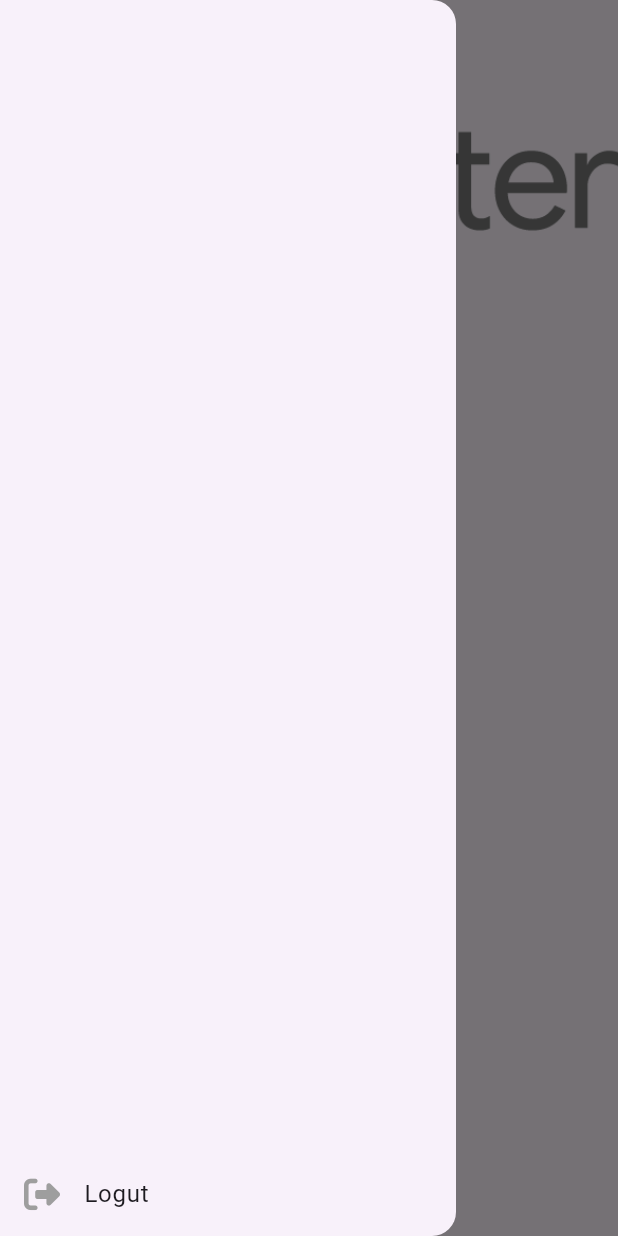
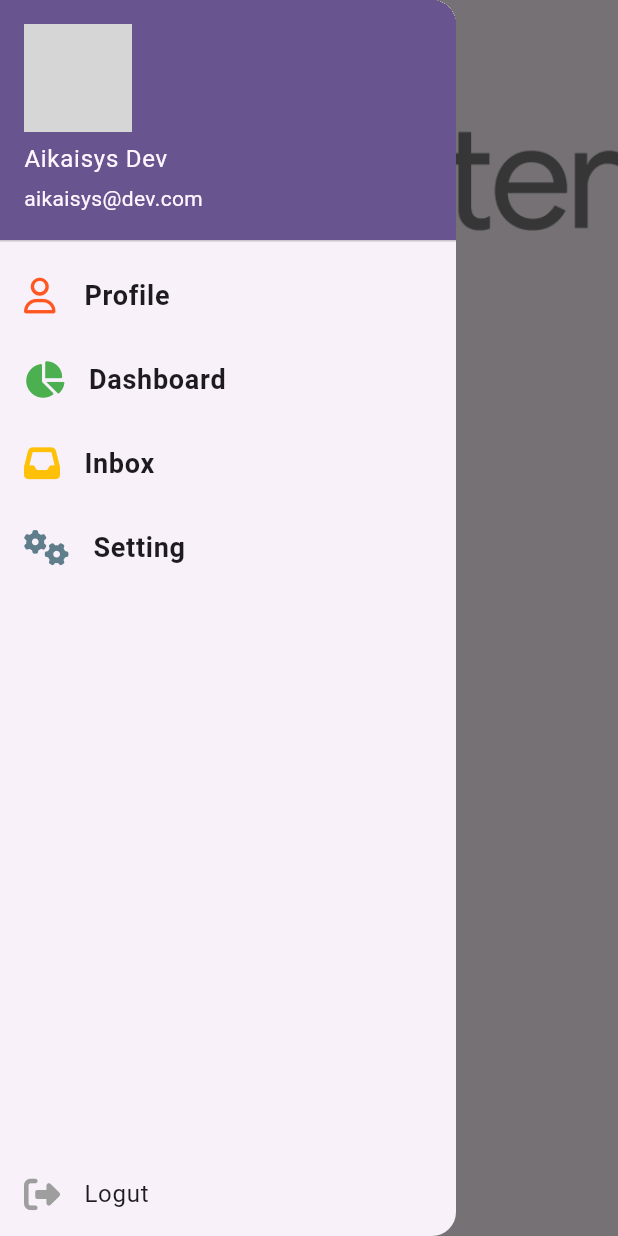
Before and after one commit to DevAiKaiSys/CMDev_Flutter, a Flutter app: the HomePage screen opened by its route, with the side drawer open, on a phone screen of 412 x 824 dp. Run offline on Flutter 3.47's test engine with Material 3 defaults, Android fonts, the phone set to English and light mode, and no system bars; our stand-ins replace another_flushbar, font_awesome_flutter, shared_preferences; accounts and stored records are empty; network calls fail; grey boxes are pictures that could not be loaded.

Commit message:
add menu in drawer

```diff
--- a/Workshops/mystock_carch/lib/configs/route.dart
+++ b/Workshops/mystock_carch/lib/configs/route.dart
@@ -12,5 +12,6 @@ class Route {
   static final Map<String, WidgetBuilder> _route = {
     home: (context) => const HomePage(),
     login: (context) => const LoginPage(),
+    dashboard: (context) => const DashBoardPage(),
   };
 }
--- /dev/null
+++ b/Workshops/mystock_carch/lib/presentation/pages/dashboard/dashboard_page.dart
@@ -0,0 +1,20 @@
+import 'package:flutter/material.dart';
+
+class DashBoardPage extends StatelessWidget {
+  const DashBoardPage({super.key});
+
+  @override
+  Widget build(BuildContext context) {
+    return Scaffold(
+      appBar: AppBar(
+        title: const Text('DashBoard'),
+        centerTitle: false,
+      ),
+      body: const Center(
+        child: FlutterLogo(
+          size: 150,
+        ),
+      ),
+    );
+  }
+}
--- a/Workshops/mystock_carch/lib/presentation/pages/home/widgets/custom_drawer.dart
+++ b/Workshops/mystock_carch/lib/presentation/pages/home/widgets/custom_drawer.dart
@@ -2,6 +2,7 @@ import 'package:flutter/material.dart';
 import 'package:font_awesome_flutter/font_awesome_flutter.dart';
 import 'package:mystock_carch/configs/route.dart' as custom_route;
 import 'package:mystock_carch/constants/setting.dart';
+import 'package:mystock_carch/presentation/viewmodels/menu_view_model.dart';
 import 'package:shared_preferences/shared_preferences.dart';
 
 class CustomDrawer extends StatefulWidget {
@@ -17,6 +18,8 @@ class _CustomDrawerState extends State<CustomDrawer> {
     return Drawer(
       child: Column(
         children: [
+          _buildProfile(),
+          ..._buildMainMenu(),
           const Spacer(),
           ListTile(
             leading: const FaIcon(
@@ -72,4 +75,37 @@ class _CustomDrawerState extends State<CustomDrawer> {
       },
     );
   }
+
+  UserAccountsDrawerHeader _buildProfile() => const UserAccountsDrawerHeader(
+        // decoration: BoxDecoration(color: Colors.red),
+        accountName: Text('Aikaisys Dev'),
+        accountEmail: Text('aikaisys@dev.com'),
+        currentAccountPicture: CircleAvatar(
+          backgroundImage: NetworkImage(
+            'https://cdn-images-1.medium.com/max/280/1*X5PBTDQQ2Csztg3a6wofIQ@2x.png',
+          ),
+        ),
+      );
+
+  List<ListTile> _buildMainMenu() => MenuViewModel()
+      .items
+      .map(
+        (item) => ListTile(
+          title: Text(
+            item.title,
+            style: const TextStyle(
+              fontWeight: FontWeight.w700,
+              fontSize: 18.0,
+            ),
+          ),
+          leading: FaIcon(
+            item.icon,
+            color: item.iconColor,
+          ),
+          onTap: () {
+            item.onTap(context);
+          },
+        ),
+      )
+      .toList();
 }
--- a/Workshops/mystock_carch/lib/presentation/pages/index.dart
+++ b/Workshops/mystock_carch/lib/presentation/pages/index.dart
@@ -1,2 +1,3 @@
+export 'dashboard/dashboard_page.dart';
 export 'home/home_page.dart';
 export 'login/login_page.dart';
--- /dev/null
+++ b/Workshops/mystock_carch/lib/presentation/viewmodels/menu_view_model.dart
@@ -0,0 +1,55 @@
+import 'package:flutter/material.dart';
+import 'package:font_awesome_flutter/font_awesome_flutter.dart';
+import 'package:mystock_carch/configs/route.dart' as custom_route;
+
+class Menu {
+  final String title;
+  final IconData icon;
+  final Color iconColor;
+  final Function(BuildContext context) onTap;
+
+  const Menu(
+    this.title, {
+    required this.icon,
+    required this.iconColor,
+    required this.onTap,
+  });
+}
+
+class MenuViewModel {
+  List<Menu> get items => <Menu>[
+        Menu(
+          'Profile',
+          icon: FontAwesomeIcons.user,
+          iconColor: Colors.deepOrange,
+          onTap: (context) {
+            //todo
+          },
+        ),
+        Menu(
+          'Dashboard',
+          icon: FontAwesomeIcons.chartPie,
+          iconColor: Colors.green,
+          onTap: (context) {
+            Navigator.pushNamed(context, custom_route.Route.dashboard);
+          },
+        ),
+        Menu(
+          'Inbox',
+          icon: FontAwesomeIcons.inbox,
+          iconColor: Colors.amber,
+          onTap: (context) {
+            //todo
+          },
+        ),
+        Menu(
+          'Setting',
+          // icon: FontAwesomeIcons.cogs,
+          icon: FontAwesomeIcons.gears,
+          iconColor: Colors.blueGrey,
+          onTap: (context) {
+            //todo
+          },
+        ),
+      ];
+}
```
